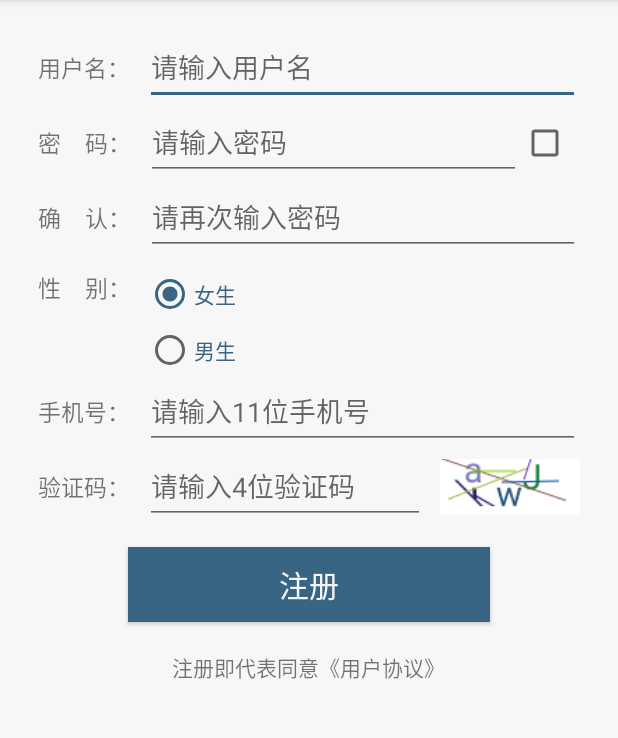
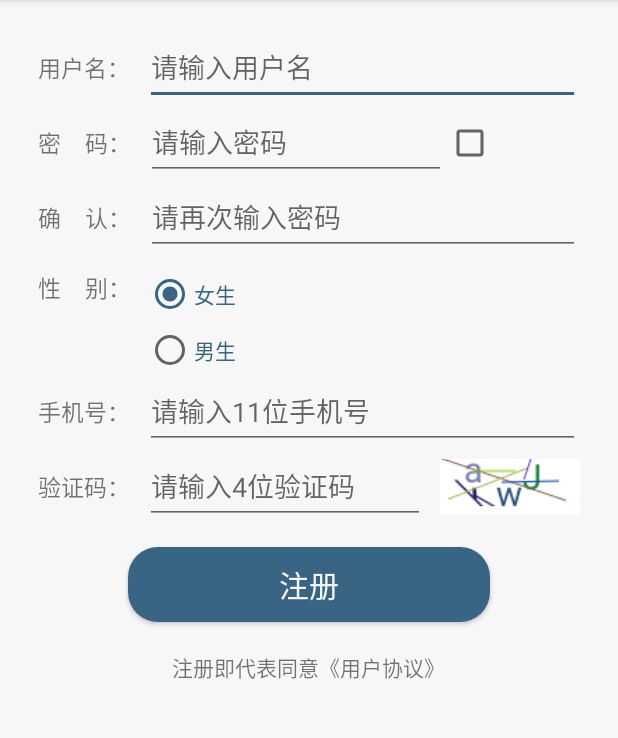
Before and after one commit to jinyu9/TheWorldFantasies, an Android app: the RegisterActivity screen opened directly, with no data from a screen before it, on a phone screen of 412 x 824 dp, the part 84-822 px from its top. Run offline under Robolectric (Android 15) with nearby library versions, the phone set to English and light mode, and no system bars; Roboto replaces fonts that are not available here.

Commit message:
微调登陆界面

```diff
--- /dev/null
+++ b/app/src/main/res/drawable/loginbutton.xml
@@ -0,0 +1,20 @@
+<?xml version="1.0" encoding="utf-8"?>
+<shape xmlns:android="http://schemas.android.com/apk/res/android">
+    <corners
+        android:bottomLeftRadius="20dp"
+        android:bottomRightRadius="20dp"
+        android:topLeftRadius="20dp"
+        android:topRightRadius="20dp" />
+    <gradient
+    android:startColor="@color/colorAccent"
+    android:centerColor="@color/colorAccent"
+    android:endColor="@color/colorAccent"
+    />
+    <padding
+
+        android:left="7dp"
+        android:right="7dp"
+        android:top="7dp"
+        android:bottom="7dp"
+        />
+</shape>
--- a/app/src/main/res/layout/activity_phone.xml
+++ b/app/src/main/res/layout/activity_phone.xml
@@ -5,7 +5,7 @@
     xmlns:tools="http://schemas.android.com/tools"
     android:layout_width="match_parent"
     android:layout_height="match_parent"
-    android:background="#eeeeee"
+    android:background="#F7F7F7"
     tools:context=".PhoneActivity">
 
     <LinearLayout
@@ -131,7 +131,7 @@
         android:onClick="onClick"
         android:layout_marginHorizontal="80dp"
         android:textSize="20sp"
-        android:background="@color/colorAccent"/>
+        android:background="@drawable/loginbutton"/>
     <!--
         为了App的人性化，
         想到有以下三种无法密码登录的异常处理情况
--- a/app/src/main/res/layout/activity_phone_register.xml
+++ b/app/src/main/res/layout/activity_phone_register.xml
@@ -6,7 +6,7 @@
     android:layout_width="match_parent"
     android:layout_height="match_parent"
     tools:context=".PhoneRegisterActivity"
-    android:background="#eeeeee"
+    android:background="#F7F7F7"
     >
 
     <LinearLayout
@@ -131,7 +131,7 @@
             android:layout_marginTop="5dp"
             android:layout_marginHorizontal="80dp"
             android:textSize="20sp"
-            android:background="@color/colorAccent" />
+            android:background="@drawable/loginbutton" />
 
 
 
--- a/app/src/main/res/layout/activity_register.xml
+++ b/app/src/main/res/layout/activity_register.xml
@@ -57,7 +57,7 @@
                 android:textSize="15sp"/>
             <EditText
                 android:id="@+id/et_registeractivity_password1"
-                android:layout_width="250dp"
+                android:layout_width="200dp"
                 android:layout_height="50dp"
                 android:gravity="center_vertical"
                 android:layout_marginLeft="10dp"
@@ -202,7 +202,7 @@
             android:layout_marginTop="5dp"
             android:layout_marginHorizontal="80dp"
             android:textSize="20sp"
-            android:background="@color/colorAccent" />
+            android:background="@drawable/loginbutton" />
 
         <RelativeLayout
             android:layout_width="match_parent"
```
Also changed, not shown: app/src/main/java/com/example/worldtest/ui/PeopleInfoActivity.java (+10 -12 lines), app/src/main/res/layout/activity_login.xml (+16 -4 lines), app/src/main/res/layout/activity_people_info.xml (+0 -10 lines), app/src/main/res/drawable/pwd.png (added), app/src/main/res/drawable/user.png (added).
